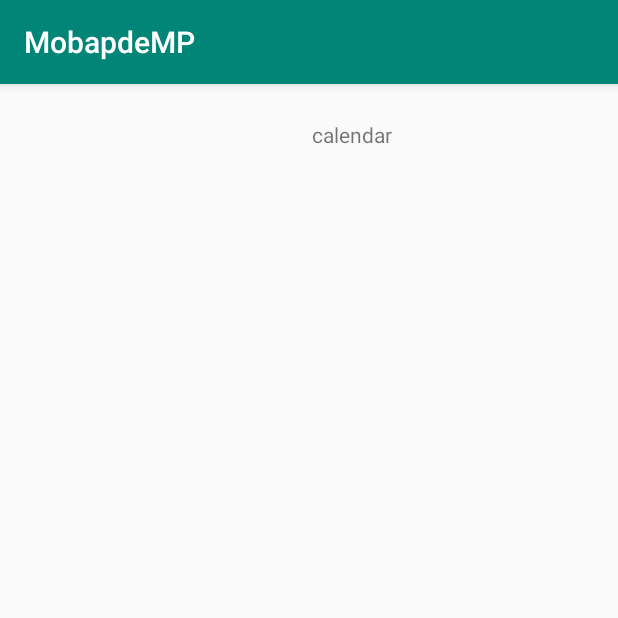
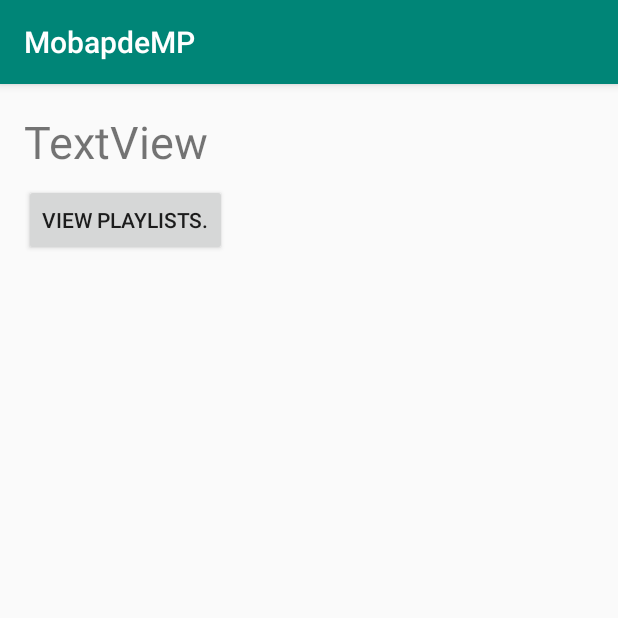
Before and after one commit to Bowdown4488/Alarm-App, an Android app: the fragment UserFragment shown on its own in the app's theme, on a phone screen of 412 x 824 dp, the top half of it. Run offline under Robolectric (Android 15) with nearby library versions, the phone set to English and light mode, and no system bars.

Commit message:
Playlist and user fragments

```diff
--- a/app/src/main/AndroidManifest.xml
+++ b/app/src/main/AndroidManifest.xml
@@ -25,6 +25,7 @@
         </activity>
         <activity android:name=".SignupActivity"></activity>
         <activity android:name=".HomeActivity"></activity>
+        <activity android:name=".MainActivity"></activity>
     </application>
 
 </manifest>
--- a/app/src/main/java/com/example/paolo/mobapdemp/UserFragment.java
+++ b/app/src/main/java/com/example/paolo/mobapdemp/UserFragment.java
@@ -2,13 +2,17 @@ package com.example.paolo.mobapdemp;
 
 import android.os.Bundle;
 import android.support.v4.app.Fragment;
+import android.support.v4.app.FragmentTransaction;
 import android.util.Log;
 import android.view.LayoutInflater;
 import android.view.View;
 import android.view.ViewGroup;
+import android.widget.Button;
+import android.widget.TextView;
 
 public class UserFragment extends Fragment {
-
+    private TextView  username;
+    private Button Playlistbtn;
     @Override
     public View onCreateView(LayoutInflater inflater, ViewGroup container,
                              Bundle savedInstanceState) {
@@ -18,20 +22,40 @@ public class UserFragment extends Fragment {
     @Override
     public void onViewCreated(View view, Bundle savedInstanceState) {
 //        pic = view.findViewById(R.id.contact_image);
-//        name = view.findViewById(R.id.contact_name);
+        username = view.findViewById(R.id.userName);
 //        number = view.findViewById(R.id.contact_number);
-
+        Playlistbtn= view.findViewById(R.id.viewPlaybtn);
         //(4) The arguments sent in the activity can be extracted here. It is checked if it is
         //    null initially as the first element is manually added and does not send any
         //    arguments on the initialization of the Fragment.
+        Playlistbtn.setOnClickListener(new View.OnClickListener() {
+            @Override
+            public void onClick(View v) {
+                UserPlaylistFragment UPFragment = new UserPlaylistFragment();                       //put data to show here
+                Bundle homeBundle = new Bundle();
+                homeBundle.putString("NAME", "ded");
+                homeBundle.putString("CREATOR", "MERT");
+                homeBundle.putInt("SONG", 69);
+
+                UPFragment.setArguments(homeBundle);
+                loadFragment(UPFragment, UserFragment.this);
+            }
+        });
         Bundle savedAgrs = getArguments();
         if(savedAgrs!=null){
+
 //            pic.setImageResource(savedAgrs.getInt("pic"));
-//            name.setText(savedAgrs.getString("name"));
+              username.setText(savedAgrs.getString("USERNAME"));
 //            number.setText(savedAgrs.getString("number"));
         }
 
         Log.d("--- a10_fragments","ContactRowFragment onViewCreated");
 
     }
+    private void loadFragment(Fragment fragment, Fragment currentFragment) {
+        FragmentTransaction transaction = currentFragment.getFragmentManager().beginTransaction();
+        transaction.replace(R.id.frame_container, fragment);
+        transaction.addToBackStack(null);
+        transaction.commit();
+    }
 }
--- a/app/src/main/res/layout/fragment_user.xml
+++ b/app/src/main/res/layout/fragment_user.xml
@@ -7,12 +7,23 @@
     android:layout_height="match_parent">
 
     <TextView
-        android:id="@+id/textView2"
+        android:id="@+id/userName"
         android:layout_width="wrap_content"
         android:layout_height="wrap_content"
-        android:layout_marginStart="208dp"
-        android:layout_marginTop="24dp"
-        android:text="calendar"
+        android:layout_marginStart="16dp"
+        android:layout_marginTop="18dp"
+        android:text="TextView"
+        android:textSize="30sp"
         app:layout_constraintStart_toStartOf="parent"
         app:layout_constraintTop_toTopOf="parent" />
+
+    <Button
+        android:id="@+id/viewPlaybtn"
+        android:layout_width="wrap_content"
+        android:layout_height="wrap_content"
+        android:layout_marginStart="16dp"
+        android:layout_marginTop="8dp"
+        android:text="VIEW PLAYLISTS."
+        app:layout_constraintStart_toStartOf="parent"
+        app:layout_constraintTop_toBottomOf="@+id/userName" />
 </android.support.constraint.ConstraintLayout>
```
Also changed, not shown: app/src/main/java/com/example/paolo/mobapdemp/PlaylistAdapter.java (added, +48 -0 lines), app/src/main/java/com/example/paolo/mobapdemp/PlaylistHolder.java (added, +33 -0 lines), app/src/main/java/com/example/paolo/mobapdemp/PlaylistModel.java (added, +40 -0 lines), app/src/main/java/com/example/paolo/mobapdemp/UserPlaylistFragment.java (added, +49 -0 lines), app/src/main/res/layout/fragment_userplaylist.xml (added, +14 -0 lines), app/src/main/res/layout/user_playlist_row.xml (added, +29 -0 lines).
